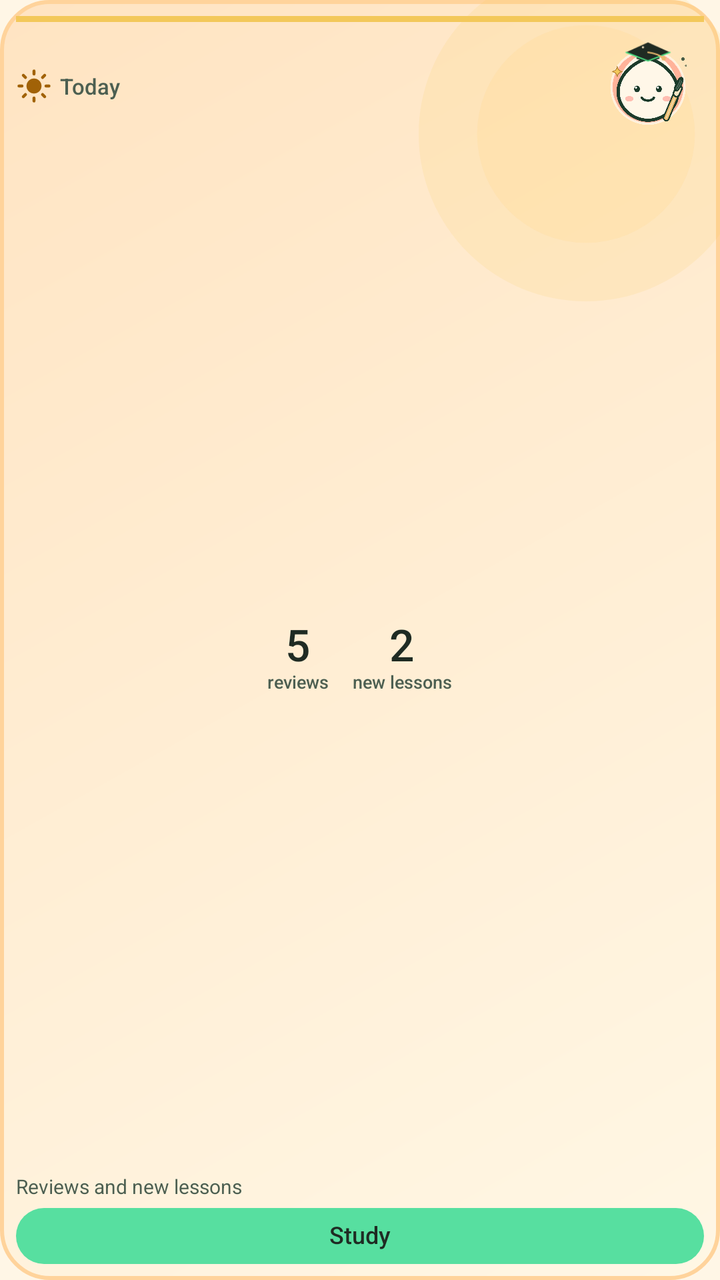
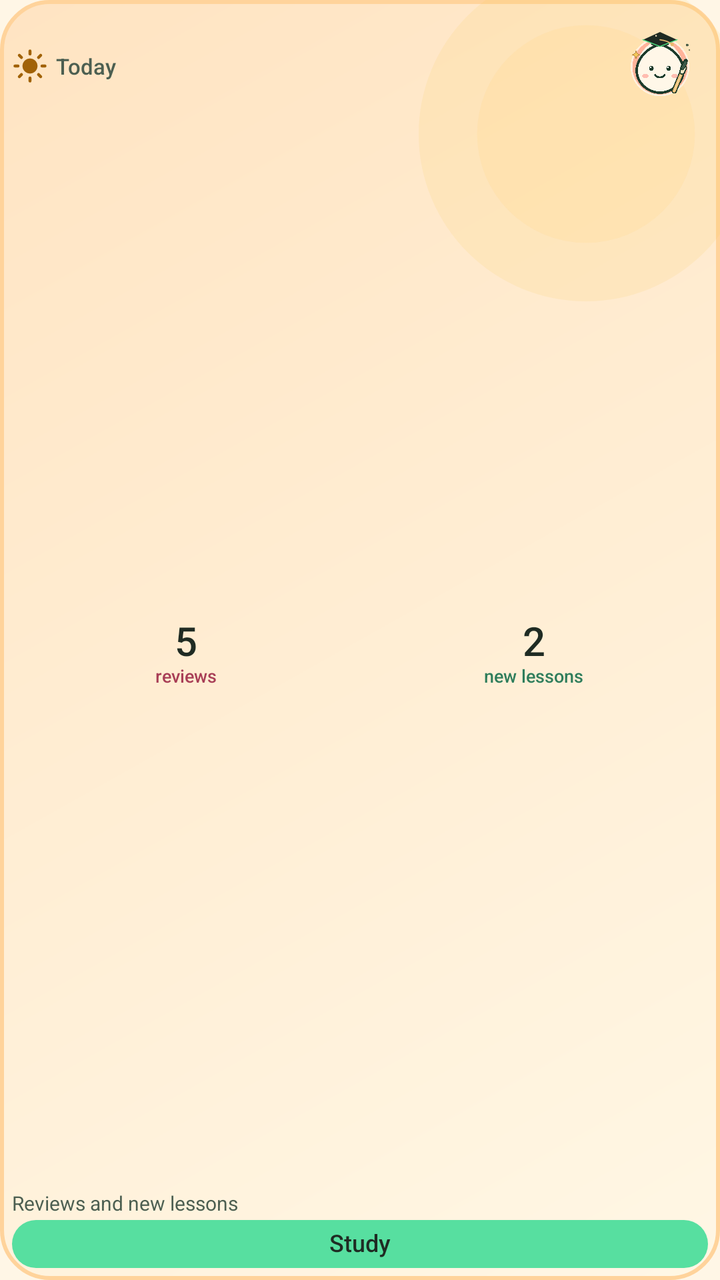

An Android layout rendered at two revisions. The XML below is the earlier revision; the diff shows what the commit changed to produce the second picture.
<!-- AndroidManifest.xml: application theme Theme.Bihua -->
<!-- res/layout/widget_today.xml -->
<?xml version="1.0" encoding="utf-8"?>
<LinearLayout xmlns:android="http://schemas.android.com/apk/res/android"
    android:id="@+id/widget_root"
    android:layout_width="match_parent"
    android:layout_height="match_parent"
    android:background="@drawable/widget_bg_morning"
    android:orientation="vertical"
    android:padding="8dp">

    <TextView
        android:id="@+id/widget_accent"
        android:layout_width="match_parent"
        android:layout_height="3dp"
        android:background="#F3C85A"
        android:importantForAccessibility="no" />

    <LinearLayout
        android:layout_width="match_parent"
        android:layout_height="wrap_content"
        android:gravity="center_vertical"
        android:orientation="horizontal"
        android:paddingTop="4dp">

        <ImageView
            android:id="@+id/widget_icon"
            android:layout_width="18dp"
            android:layout_height="18dp"
            android:importantForAccessibility="no"
            android:src="@drawable/ic_widget_sun" />

        <TextView
            android:id="@+id/widget_greeting"
            android:layout_width="0dp"
            android:layout_height="wrap_content"
            android:layout_marginStart="4dp"
            android:layout_weight="1"
            android:ellipsize="end"
            android:fontFamily="sans-serif-medium"
            android:maxLines="2"
            android:text="@string/widget_today_greeting"
            android:textColor="#4C5F51"
            android:textSize="11dp" />

        <ImageView
            android:id="@+id/widget_pet"
            android:layout_width="56dp"
            android:layout_height="56dp"
            android:importantForAccessibility="no"
            android:scaleType="fitCenter"
            android:scaleX="1.10"
            android:scaleY="1.10"
            android:src="@drawable/widget_pet_hat" />
    </LinearLayout>

    <LinearLayout
        android:id="@+id/widget_stats"
        android:layout_width="match_parent"
        android:layout_height="0dp"
        android:layout_weight="1"
        android:gravity="center"
        android:orientation="horizontal">

        <LinearLayout
            android:id="@+id/widget_reviews_block"
            android:layout_width="wrap_content"
            android:layout_height="wrap_content"
            android:gravity="center"
            android:orientation="vertical">

            <TextView
                android:id="@+id/widget_reviews_count"
                android:layout_width="wrap_content"
                android:layout_height="wrap_content"
                android:fontFamily="sans-serif-medium"
                android:includeFontPadding="false"
                android:text="5"
                android:textColor="#1F2B23"
                android:textSize="22dp" />

            <TextView
                android:id="@+id/widget_reviews_label"
                android:layout_width="wrap_content"
                android:layout_height="wrap_content"
                android:fontFamily="sans-serif-medium"
                android:includeFontPadding="false"
                android:text="reviews"
                android:textColor="#4C5F51"
                android:textSize="9dp" />
        </LinearLayout>

        <LinearLayout
            android:id="@+id/widget_lessons_block"
            android:layout_width="wrap_content"
            android:layout_height="wrap_content"
            android:layout_marginStart="12dp"
            android:gravity="center"
            android:orientation="vertical">

            <TextView
                android:id="@+id/widget_lessons_count"
                android:layout_width="wrap_content"
                android:layout_height="wrap_content"
                android:fontFamily="sans-serif-medium"
                android:includeFontPadding="false"
                android:text="2"
                android:textColor="#1F2B23"
                android:textSize="22dp" />

            <TextView
                android:id="@+id/widget_lessons_label"
                android:layout_width="wrap_content"
                android:layout_height="wrap_content"
                android:fontFamily="sans-serif-medium"
                android:includeFontPadding="false"
                android:text="new lessons"
                android:textColor="#4C5F51"
                android:textSize="9dp" />
        </LinearLayout>
    </LinearLayout>

    <TextView
        android:id="@+id/widget_clear"
        android:layout_width="match_parent"
        android:layout_height="0dp"
        android:layout_weight="1"
        android:fontFamily="sans-serif-medium"
        android:gravity="center"
        android:maxLines="2"
        android:text="All clear"
        android:textColor="#1F2B23"
        android:textSize="19dp"
        android:visibility="gone" />

    <TextView
        android:id="@+id/widget_detail"
        android:layout_width="match_parent"
        android:layout_height="wrap_content"
        android:ellipsize="end"
        android:maxLines="1"
        android:text="@string/widget_today_detail"
        android:textColor="#4C5F51"
        android:textSize="10dp" />

    <TextView
        android:id="@+id/widget_action"
        android:layout_width="match_parent"
        android:layout_height="28dp"
        android:layout_marginTop="4dp"
        android:background="@drawable/widget_button"
        android:fontFamily="sans-serif-medium"
        android:gravity="center"
        android:includeFontPadding="false"
        android:maxLines="1"
        android:text="@string/widget_action_study"
        android:textColor="#1F2B23"
        android:textSize="12dp" />
</LinearLayout>
<!-- resources referenced by this layout -->
<resources>
  <!-- drawable ic_widget_sun (drawable) -->
  <?xml version="1.0" encoding="utf-8"?>
  <vector xmlns:android="http://schemas.android.com/apk/res/android"
      android:width="24dp"
      android:height="24dp"
      android:viewportWidth="24"
      android:viewportHeight="24">
      <path
          android:fillColor="#A16207"
          android:pathData="M12,7a5,5 0 1,0 0,10a5,5 0 1,0 0,-10z" />
      <path
          android:pathData="M12,2v2M12,20v2M2,12h2M20,12h2M4.9,4.9l1.4,1.4M17.7,17.7l1.4,1.4M19.1,4.9l-1.4,1.4M6.3,17.7l-1.4,1.4"
          android:strokeColor="#A16207"
          android:strokeLineCap="round"
          android:strokeWidth="2" />
  </vector>
  <!-- drawable widget_bg_morning (drawable) -->
  <?xml version="1.0" encoding="utf-8"?>
  <layer-list xmlns:android="http://schemas.android.com/apk/res/android">
      <item>
          <shape android:shape="rectangle">
              <gradient
                  android:angle="315"
                  android:endColor="#FFF7E5"
                  android:startColor="#FFE4C2" />
              <corners android:radius="24dp" />
              <stroke
                  android:width="2dp"
                  android:color="#FFD39B" />
          </shape>
      </item>
      <item
          android:width="170dp"
          android:height="170dp"
          android:drawable="@drawable/widget_decor_glow_warm"
          android:gravity="top|end"
          android:right="-18dp"
          android:top="-18dp" />
  </layer-list>
  <!-- drawable widget_button (drawable) -->
  <?xml version="1.0" encoding="utf-8"?>
  <shape xmlns:android="http://schemas.android.com/apk/res/android"
      android:shape="rectangle">
      <solid android:color="#57DFA0" />
      <corners android:radius="18dp" />
  </shape>
  <!-- drawable widget_pet_hat (drawable) -->
  <?xml version="1.0" encoding="utf-8"?>
  <layer-list xmlns:android="http://schemas.android.com/apk/res/android">
      <item android:drawable="@drawable/ic_launcher_foreground_art" />
      <item android:drawable="@drawable/pet_hat_overlay" />
  </layer-list>
  <string name="widget_action_study" translatable="false">Study</string>
  <string name="widget_today_detail" translatable="false">Reviews and new lessons</string>
  <string name="widget_today_greeting" translatable="false">Today</string>
  <style name="Theme.Bihua" parent="Theme.AppCompat.Light.NoActionBar">
          <item name="android:windowBackground">@color/splash_paper</item>
      </style>
  <!-- drawable widget_decor_glow_warm (drawable) -->
  <?xml version="1.0" encoding="utf-8"?>
  <vector xmlns:android="http://schemas.android.com/apk/res/android"
      android:width="256dp"
      android:height="256dp"
      android:viewportWidth="256"
      android:viewportHeight="256">
      <path
          android:fillAlpha="0.14"
          android:fillColor="#FFF3C85A"
          android:pathData="M128,128 m-126,0 a126,126 0 1,1 252,0 a126,126 0 1,1 -252,0" />
      <path
          android:fillAlpha="0.22"
          android:fillColor="#FFFFD58A"
          android:pathData="M128,128 m-82,0 a82,82 0 1,1 164,0 a82,82 0 1,1 -164,0" />
  </vector>
  <color name="splash_paper">#FFFFF6E6</color>
  <!-- unchanged entries left out for length: 2 -->
</resources>

<!-- the commit's change to res/layout/widget_today.xml (unified diff, before → after) -->
@@ -5,21 +5,14 @@
     android:layout_height="match_parent"
     android:background="@drawable/widget_bg_morning"
     android:orientation="vertical"
-    android:padding="8dp">
-
-    <TextView
-        android:id="@+id/widget_accent"
-        android:layout_width="match_parent"
-        android:layout_height="3dp"
-        android:background="#F3C85A"
-        android:importantForAccessibility="no" />
+    android:padding="6dp">
 
     <LinearLayout
         android:layout_width="match_parent"
         android:layout_height="wrap_content"
         android:gravity="center_vertical"
         android:orientation="horizontal"
-        android:paddingTop="4dp">
+        android:paddingTop="3dp">
 
         <ImageView
             android:id="@+id/widget_icon"
@@ -43,12 +36,12 @@
 
         <ImageView
             android:id="@+id/widget_pet"
-            android:layout_width="56dp"
-            android:layout_height="56dp"
+            android:layout_width="48dp"
+            android:layout_height="48dp"
             android:importantForAccessibility="no"
             android:scaleType="fitCenter"
-            android:scaleX="1.10"
-            android:scaleY="1.10"
+            android:scaleX="1.0"
+            android:scaleY="1.0"
             android:src="@drawable/widget_pet_hat" />
     </LinearLayout>
 
@@ -62,8 +55,9 @@
 
         <LinearLayout
             android:id="@+id/widget_reviews_block"
-            android:layout_width="wrap_content"
+            android:layout_width="0dp"
             android:layout_height="wrap_content"
+            android:layout_weight="1"
             android:gravity="center"
             android:orientation="vertical">
 
@@ -75,7 +69,7 @@
                 android:includeFontPadding="false"
                 android:text="5"
                 android:textColor="#1F2B23"
-                android:textSize="22dp" />
+                android:textSize="20dp" />
 
             <TextView
                 android:id="@+id/widget_reviews_label"
@@ -84,15 +78,15 @@
                 android:fontFamily="sans-serif-medium"
                 android:includeFontPadding="false"
                 android:text="reviews"
-                android:textColor="#4C5F51"
+                android:textColor="#A83E56"
                 android:textSize="9dp" />
         </LinearLayout>
 
         <LinearLayout
             android:id="@+id/widget_lessons_block"
-            android:layout_width="wrap_content"
+            android:layout_width="0dp"
             android:layout_height="wrap_content"
-            android:layout_marginStart="12dp"
+            android:layout_weight="1"
             android:gravity="center"
             android:orientation="vertical">
 
@@ -104,7 +98,7 @@
                 android:includeFontPadding="false"
                 android:text="2"
                 android:textColor="#1F2B23"
-                android:textSize="22dp" />
+                android:textSize="20dp" />
 
             <TextView
                 android:id="@+id/widget_lessons_label"
@@ -113,7 +107,7 @@
                 android:fontFamily="sans-serif-medium"
                 android:includeFontPadding="false"
                 android:text="new lessons"
-                android:textColor="#4C5F51"
+                android:textColor="#2E7D5B"
                 android:textSize="9dp" />
         </LinearLayout>
     </LinearLayout>
@@ -134,8 +128,9 @@
     <TextView
         android:id="@+id/widget_detail"
         android:layout_width="match_parent"
-        android:layout_height="wrap_content"
+        android:layout_height="12dp"
         android:ellipsize="end"
+        android:includeFontPadding="false"
         android:maxLines="1"
         android:text="@string/widget_today_detail"
         android:textColor="#4C5F51"
@@ -144,8 +139,8 @@
     <TextView
         android:id="@+id/widget_action"
         android:layout_width="match_parent"
-        android:layout_height="28dp"
-        android:layout_marginTop="4dp"
+        android:layout_height="24dp"
+        android:layout_marginTop="2dp"
         android:background="@drawable/widget_button"
         android:fontFamily="sans-serif-medium"
         android:gravity="center"
<!-- resource entries referenced after the edit -->
@@ -57,6 +57,8 @@
   <string name="widget_today_greeting" translatable="false">Today</string>
   <style name="Theme.Bihua" parent="Theme.AppCompat.Light.NoActionBar">
           <item name="android:windowBackground">@color/splash_paper</item>
+          <item name="android:windowLightStatusBar">true</item>
+          <item name="android:windowLightNavigationBar">true</item>
       </style>
   <!-- drawable widget_decor_glow_warm (drawable) -->
   <?xml version="1.0" encoding="utf-8"?>
